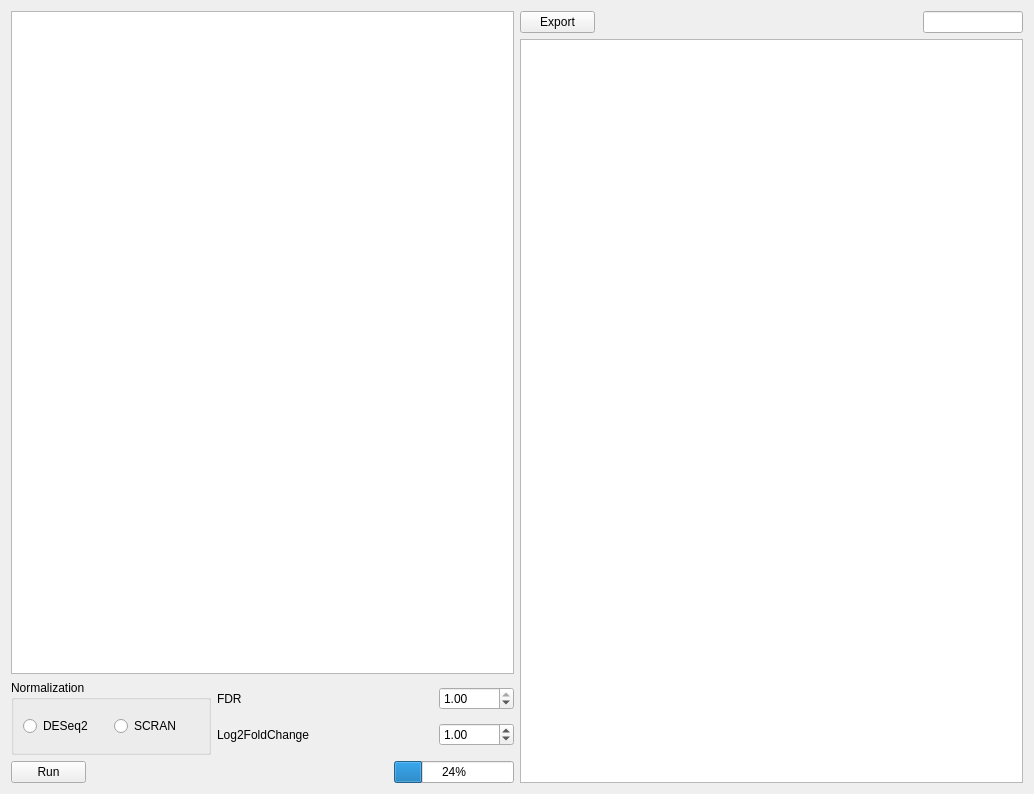
This is assets/ui/analysisDEA.ui in jfnavarro/st_viewer as Qt 5 draws it before an edit. The edited form follows.
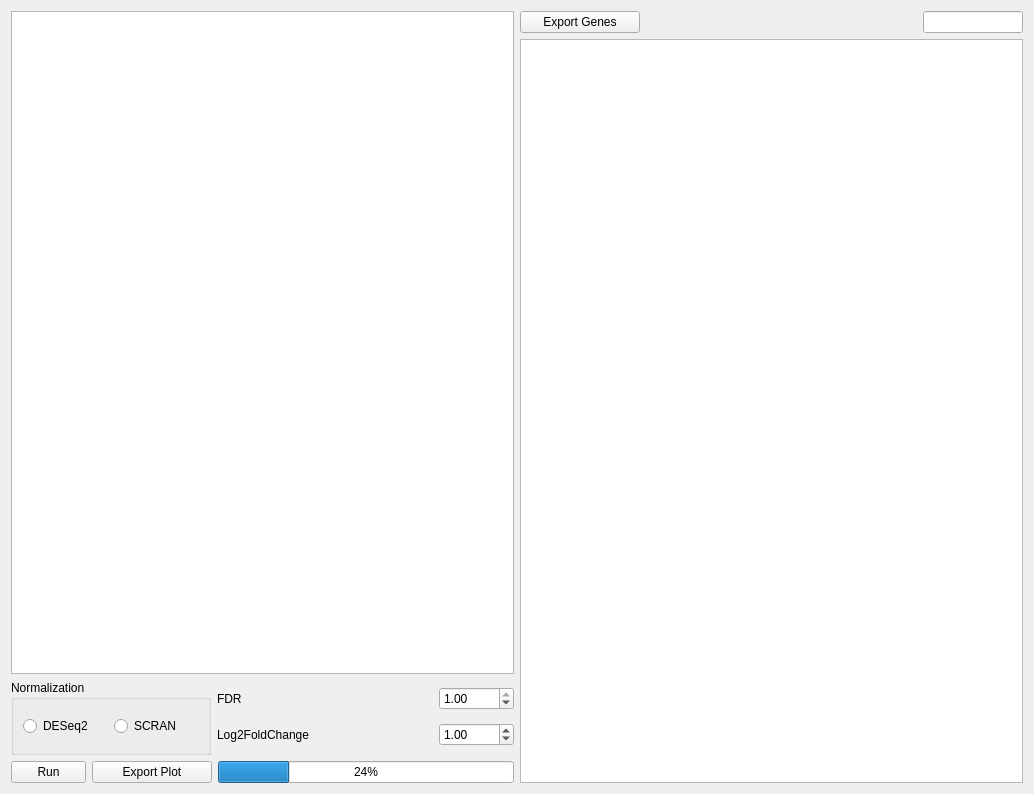
This is the edited form. Custom widgets are drawn as their Qt base class.

Commit message: Added export to all the plots

What changed in the file:
```diff
--- a/assets/ui/analysisDEA.ui
+++ b/assets/ui/analysisDEA.ui
@@ -204,29 +204,50 @@
         </widget>
        </item>
        <item>
-        <spacer name="horizontalSpacer_2">
-         <property name="orientation">
-          <enum>Qt::Horizontal</enum>
+        <widget class="QPushButton" name="exportPlot">
+         <property name="minimumSize">
+          <size>
+           <width>120</width>
+           <height>0</height>
+          </size>
          </property>
-         <property name="sizeHint" stdset="0">
+         <property name="maximumSize">
           <size>
-           <width>40</width>
-           <height>20</height>
+           <width>120</width>
+           <height>16777215</height>
           </size>
          </property>
-        </spacer>
+         <property name="cursor">
+          <cursorShape>PointingHandCursor</cursorShape>
+         </property>
+         <property name="toolTip">
+          <string>Export the volcano plot to a file</string>
+         </property>
+         <property name="statusTip">
+          <string>Export the volcano plot to a file</string>
+         </property>
+         <property name="text">
+          <string>Export Plot</string>
+         </property>
+        </widget>
        </item>
        <item>
         <widget class="QProgressBar" name="progressBar">
+         <property name="sizePolicy">
+          <sizepolicy hsizetype="Preferred" vsizetype="Fixed">
+           <horstretch>0</horstretch>
+           <verstretch>0</verstretch>
+          </sizepolicy>
+         </property>
          <property name="minimumSize">
           <size>
-           <width>120</width>
+           <width>0</width>
            <height>0</height>
           </size>
          </property>
          <property name="maximumSize">
           <size>
-           <width>120</width>
+           <width>16777215</width>
            <height>16777215</height>
           </size>
          </property>
@@ -250,13 +271,13 @@
         <widget class="QPushButton" name="exportTable">
          <property name="minimumSize">
           <size>
-           <width>75</width>
+           <width>120</width>
            <height>0</height>
           </size>
          </property>
          <property name="maximumSize">
           <size>
-           <width>75</width>
+           <width>120</width>
            <height>16777215</height>
           </size>
          </property>
@@ -270,7 +291,7 @@
           <string>Export DE genes to a file</string>
          </property>
          <property name="text">
-          <string>Export</string>
+          <string>Export Genes</string>
          </property>
         </widget>
        </item>
```
The commit also changes 12 other files.
